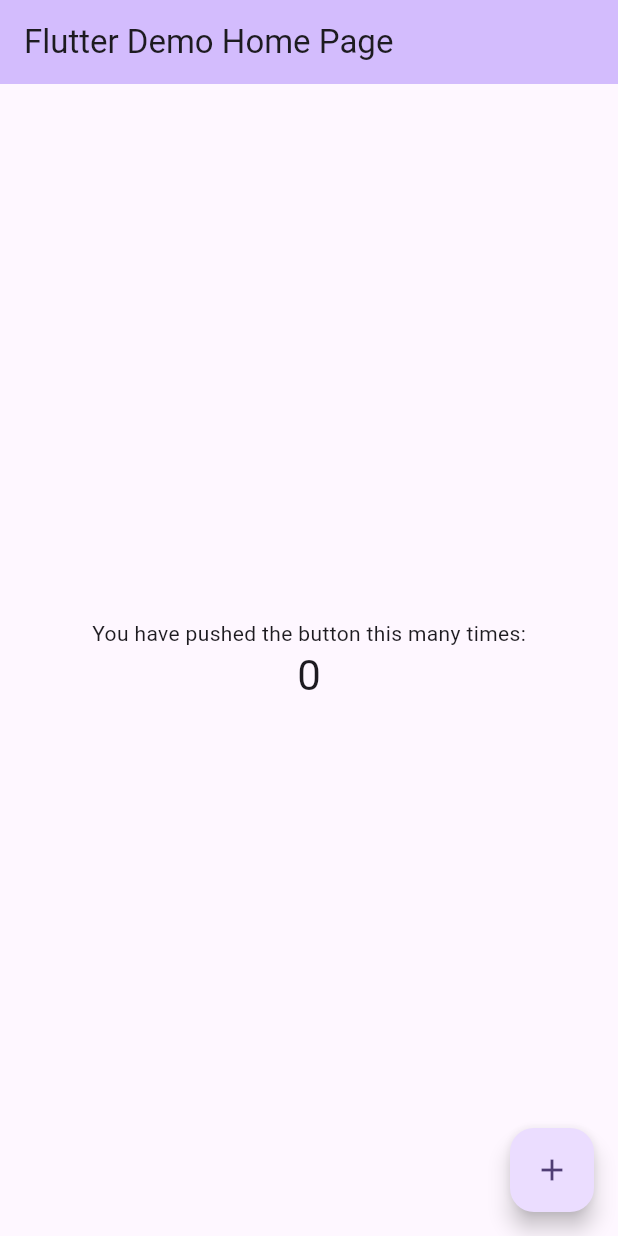
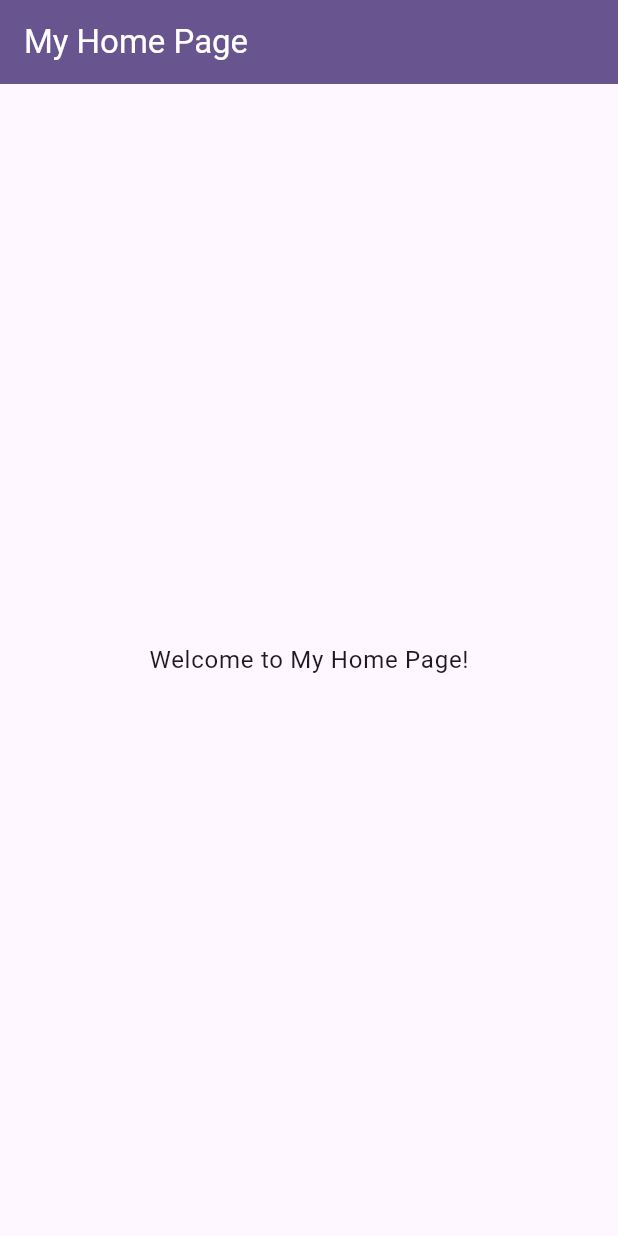
Before and after one commit to osyuu/grpc_chat, a Flutter app: the screen it shows after launch, on a phone screen of 412 x 824 dp. Run offline on Flutter 3.47's test engine with Material 3 defaults, Android fonts, the phone set to English and light mode, and no system bars; our stand-ins replace go_router.

Commit message:
feat(frontend): implement main application structure with routing and placeholder widgets

```diff
--- a/frontend/grpc_chat/lib/main.dart
+++ b/frontend/grpc_chat/lib/main.dart
@@ -1,122 +1,8 @@
 import 'package:flutter/material.dart';
+import 'package:grpc_chat/src/app.dart';
 
 void main() {
-  runApp(const MyApp());
+  runApp(
+    const MyApp(),
+  );
 }
-
-class MyApp extends StatelessWidget {
-  const MyApp({super.key});
-
-  // This widget is the root of your application.
-  @override
-  Widget build(BuildContext context) {
-    return MaterialApp(
-      title: 'Flutter Demo',
-      theme: ThemeData(
-        // This is the theme of your application.
-        //
-        // TRY THIS: Try running your application with "flutter run". You'll see
-        // the application has a purple toolbar. Then, without quitting the app,
-        // try changing the seedColor in the colorScheme below to Colors.green
-        // and then invoke "hot reload" (save your changes or press the "hot
-        // reload" button in a Flutter-supported IDE, or press "r" if you used
-        // the command line to start the app).
-        //
-        // Notice that the counter didn't reset back to zero; the application
-        // state is not lost during the reload. To reset the state, use hot
-        // restart instead.
-        //
-        // This works for code too, not just values: Most code changes can be
-        // tested with just a hot reload.
-        colorScheme: ColorScheme.fromSeed(seedColor: Colors.deepPurple),
-      ),
-      home: const MyHomePage(title: 'Flutter Demo Home Page'),
-    );
-  }
-}
-
-class MyHomePage extends StatefulWidget {
-  const MyHomePage({super.key, required this.title});
-
-  // This widget is the home page of your application. It is stateful, meaning
-  // that it has a State object (defined below) that contains fields that affect
-  // how it looks.
-
-  // This class is the configuration for the state. It holds the values (in this
-  // case the title) provided by the parent (in this case the App widget) and
-  // used by the build method of the State. Fields in a Widget subclass are
-  // always marked "final".
-
-  final String title;
-
-  @override
-  State<MyHomePage> createState() => _MyHomePageState();
-}
-
-class _MyHomePageState extends State<MyHomePage> {
-  int _counter = 0;
-
-  void _incrementCounter() {
-    setState(() {
-      // This call to setState tells the Flutter framework that something has
-      // changed in this State, which causes it to rerun the build method below
-      // so that the display can reflect the updated values. If we changed
-      // _counter without calling setState(), then the build method would not be
-      // called again, and so nothing would appear to happen.
-      _counter++;
-    });
-  }
-
-  @override
-  Widget build(BuildContext context) {
-    // This method is rerun every time setState is called, for instance as done
-    // by the _incrementCounter method above.
-    //
-    // The Flutter framework has been optimized to make rerunning build methods
-    // fast, so that you can just rebuild anything that needs updating rather
-    // than having to individually change instances of widgets.
-    return Scaffold(
-      appBar: AppBar(
-        // TRY THIS: Try changing the color here to a specific color (to
-        // Colors.amber, perhaps?) and trigger a hot reload to see the AppBar
-        // change color while the other colors stay the same.
-        backgroundColor: Theme.of(context).colorScheme.inversePrimary,
-        // Here we take the value from the MyHomePage object that was created by
-        // the App.build method, and use it to set our appbar title.
-        title: Text(widget.title),
-      ),
-      body: Center(
-        // Center is a layout widget. It takes a single child and positions it
-        // in the middle of the parent.
-        child: Column(
-          // Column is also a layout widget. It takes a list of children and
-          // arranges them vertically. By default, it sizes itself to fit its
-          // children horizontally, and tries to be as tall as its parent.
-          //
-          // Column has various properties to control how it sizes itself and
-          // how it positions its children. Here we use mainAxisAlignment to
-          // center the children vertically; the main axis here is the vertical
-          // axis because Columns are vertical (the cross axis would be
-          // horizontal).
-          //
-          // TRY THIS: Invoke "debug painting" (choose the "Toggle Debug Paint"
-          // action in the IDE, or press "p" in the console), to see the
-          // wireframe for each widget.
-          mainAxisAlignment: MainAxisAlignment.center,
-          children: <Widget>[
-            const Text('You have pushed the button this many times:'),
-            Text(
-              '$_counter',
-              style: Theme.of(context).textTheme.headlineMedium,
-            ),
-          ],
-        ),
-      ),
-      floatingActionButton: FloatingActionButton(
-        onPressed: _incrementCounter,
-        tooltip: 'Increment',
-        child: const Icon(Icons.add),
-      ), // This trailing comma makes auto-formatting nicer for build methods.
-    );
-  }
-}
--- /dev/null
+++ b/frontend/grpc_chat/lib/my_home_page.dart
@@ -0,0 +1,20 @@
+import 'package:flutter/material.dart';
+
+class MyHomePage extends StatelessWidget {
+  const MyHomePage({super.key});
+
+  @override
+  Widget build(BuildContext context) {
+    return Scaffold(
+      appBar: AppBar(
+        title: const Text('My Home Page'),
+      ),
+      body: Center(
+        child: Text(
+          'Welcome to My Home Page!',
+          style: Theme.of(context).textTheme.bodyLarge,
+        ),
+      ),
+    );
+  }
+}
--- /dev/null
+++ b/frontend/grpc_chat/lib/src/app.dart
@@ -0,0 +1,33 @@
+import 'package:flutter/material.dart';
+import 'package:grpc_chat/src/localization/string_hardcoded.dart';
+import 'package:grpc_chat/src/router/app_router.dart';
+
+class MyApp extends StatelessWidget {
+  const MyApp({super.key});
+
+  // This widget is the root of your application.
+  @override
+  Widget build(BuildContext context) {
+    final colorScheme = ColorScheme.fromSeed(seedColor: Colors.deepPurple);
+    return MaterialApp.router(
+      routerConfig: router,
+      debugShowCheckedModeBanner: false,
+      onGenerateTitle: (BuildContext context) => 'My App'.hardcoded,
+      theme: ThemeData(
+        useMaterial3: true,
+        colorScheme: colorScheme,
+        appBarTheme: AppBarTheme(
+          backgroundColor: colorScheme.primary,
+          foregroundColor: colorScheme.onPrimary,
+          elevation: 0,
+        ),
+        elevatedButtonTheme: ElevatedButtonThemeData(
+          style: ElevatedButton.styleFrom(
+            backgroundColor: colorScheme.primary,
+            foregroundColor: colorScheme.onPrimary,
+          ),
+        ),
+      ),
+    );
+  }
+}
--- /dev/null
+++ b/frontend/grpc_chat/lib/src/constants/breakpoints.dart
@@ -0,0 +1,5 @@
+/// Layout breakpoints used in the app.
+class Breakpoint {
+  static const double desktop = 900;
+  static const double tablet = 600;
+}
--- /dev/null
+++ b/frontend/grpc_chat/lib/src/localization/string_hardcoded.dart
@@ -0,0 +1,5 @@
+/// A simple placeholder that can be used to search all the hardcoded strings
+/// in the code (useful to identify strings that need to be localized).
+extension StringHardcoded on String {
+  String get hardcoded => this;
+}
--- /dev/null
+++ b/frontend/grpc_chat/lib/src/router/app_router.dart
@@ -0,0 +1,21 @@
+import 'package:go_router/go_router.dart';
+import 'package:grpc_chat/my_home_page.dart';
+import 'package:grpc_chat/src/router/not_found_screen.dart';
+
+enum AppRoute {
+  home,
+}
+
+final router = GoRouter(
+  initialLocation: '/',
+  debugLogDiagnostics: false,
+  routes: [
+    GoRoute(
+        path: '/',
+        name: AppRoute.home.name,
+        builder: (context, state) {
+          return const MyHomePage();
+        }),
+  ],
+  errorBuilder: (context, state) => const NotFoundScreen(),
+);
```
Also changed, not shown: frontend/grpc_chat/lib/src/common_widgets/empty_placeholder_widget.dart (added, +37 -0 lines), frontend/grpc_chat/lib/src/common_widgets/primary_button.dart (added, +35 -0 lines), frontend/grpc_chat/lib/src/constants/app_sizes.dart (added, +36 -0 lines), frontend/grpc_chat/lib/src/router/not_found_screen.dart (added, +17 -0 lines), frontend/grpc_chat/pubspec.yaml (+3 -31 lines), frontend/grpc_chat/pubspec.lock, 1 other file.
